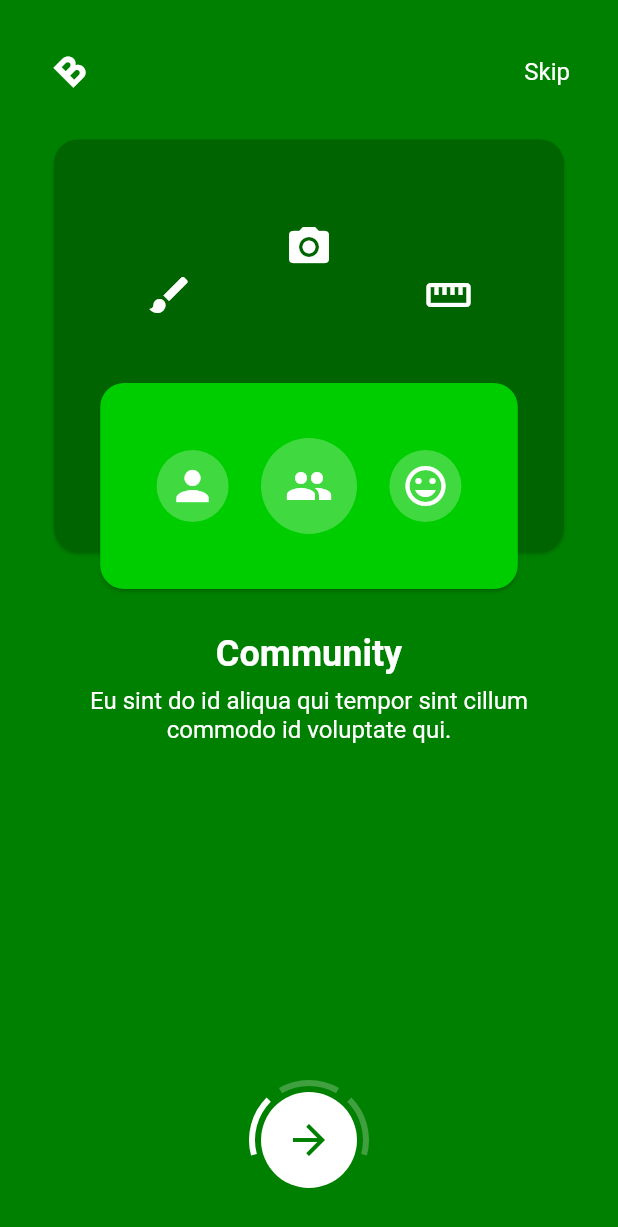
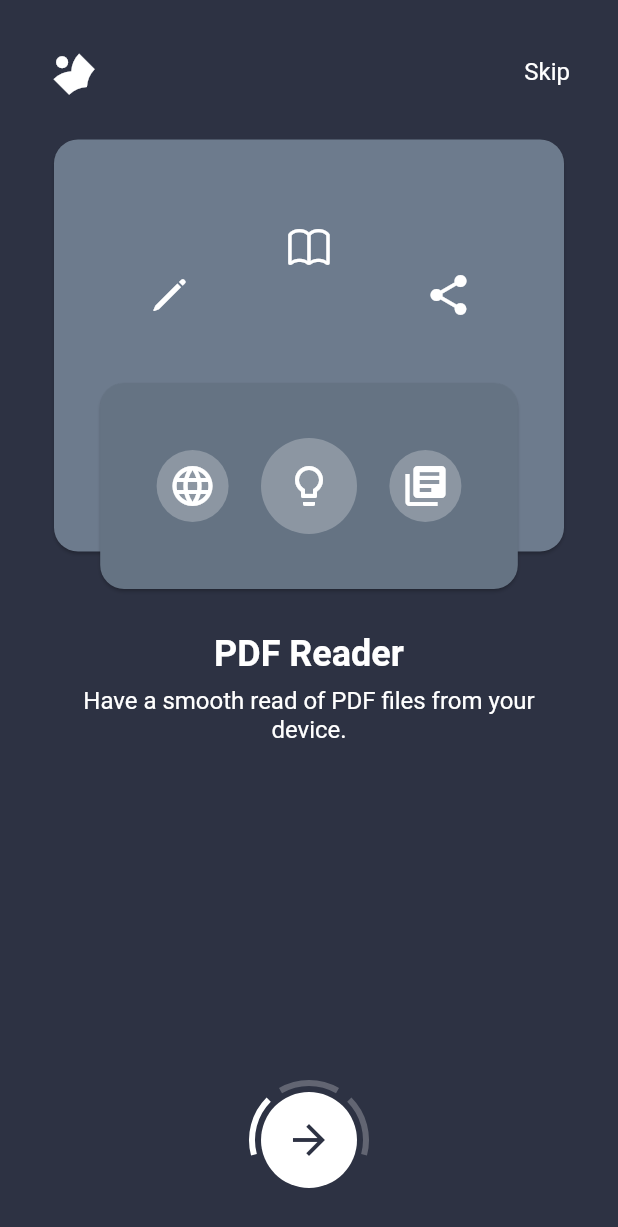
Before and after one commit to godilite/Flutter-PDFReader, a Flutter app: the screen it shows after launch, on a phone screen of 412 x 824 dp. Shown: the top 1227 px of the screen. Run offline on Flutter 3.47's test engine with Material 2 defaults, Android fonts, the phone set to English and light mode, and no system bars; our stand-ins replace permission_handler, shared_preferences; missing offline and left inert: advance_pdf_viewer.

Commit message:
fixed: Intro pages

```diff
--- a/lib/constants.dart
+++ b/lib/constants.dart
@@ -1,9 +1,9 @@
 import 'dart:ui';
 
 // Colors
-const Color kBlue = Color(0xFF008000);
-const Color kLightBlue = Color(0xFF00CD00);
-const Color kDarkBlue = Color(0xFF006400);
+const Color kBlue = Color(0xFF2D3243);
+const Color kLightBlue = Color(0xFF657383);
+const Color kDarkBlue = Color(0xFF6D7B8D);
 const Color kWhite = Color(0xFFFFFFFF);
 const Color kGrey = Color(0xFFF4F5F7);
 const Color kBlack = Color(0xFF2D3243);
--- a/lib/main.dart
+++ b/lib/main.dart
@@ -1,6 +1,8 @@
 import 'package:connect/constants.dart';
+import 'package:connect/screens/homepage.dart';
 import 'package:connect/screens/onboarding/onboarding.dart';
 import 'package:flutter/material.dart';
+import 'package:shared_preferences/shared_preferences.dart';
 
 void main() {
   runApp( MyApp());
@@ -10,21 +12,53 @@ class MyApp extends StatelessWidget {
   @override
   Widget build(BuildContext context) {
     return MaterialApp(
-      title: 'camera',
+      title: 'Open PDF',
       theme: ThemeData(
-        primarySwatch: Colors.blue,
         accentColor: kBlue,
         visualDensity: VisualDensity.adaptivePlatformDensity,
       ),
       debugShowCheckedModeBanner: false,
       home: Builder(
         builder: (BuildContext context) {
-          var screenHeight = MediaQuery.of(context).size.height;
-          return Onboarding(
-            screenHeight: screenHeight,
-          );
+           return LunchScreen();
         },
       ),
     );
   }
 }
+
+class LunchScreen extends StatefulWidget {
+  @override
+  _LunchScreenState createState() => _LunchScreenState();
+}
+
+class _LunchScreenState extends State<LunchScreen> {
+  Future<SharedPreferences> _prefs = SharedPreferences.getInstance();
+  bool _firstLunch = false;
+
+  Future<void> _checkLunch() async {
+    final SharedPreferences prefs = await _prefs;
+    final bool firstLunch = prefs.getBool('first') ?? true;
+    if (firstLunch) {
+      prefs.setBool("first", false);
+    }
+
+    setState(() {
+      _firstLunch = firstLunch;
+    });
+  }
+
+  @override
+  void initState() {
+    super.initState();
+    _checkLunch();
+  }
+
+  @override
+  Widget build(BuildContext context) {
+   var screenHeight = MediaQuery.of(context).size.height;
+    return _firstLunch ? Onboarding(
+            screenHeight: screenHeight,
+   ): HomePage();
+  }
+}
--- a/lib/screens/onboarding/pages/first_slide/dark_card_content.dart
+++ b/lib/screens/onboarding/pages/first_slide/dark_card_content.dart
@@ -1,4 +1,5 @@
 import 'package:connect/constants.dart';
+import 'package:flutter/cupertino.dart';
 import 'package:flutter/material.dart';
 
 class CommunityDarkCardContent extends StatelessWidget {
@@ -10,7 +11,7 @@ class CommunityDarkCardContent extends StatelessWidget {
         Padding(
           padding: const EdgeInsets.only(top: kPaddingL),
           child: Icon(
-            Icons.brush,
+            CupertinoIcons.pen,
             color: kWhite,
             size: 32.0,
           ),
@@ -18,7 +19,7 @@ class CommunityDarkCardContent extends StatelessWidget {
         Padding(
           padding: const EdgeInsets.only(bottom: kPaddingL),
           child: Icon(
-            Icons.camera_alt,
+            CupertinoIcons.book,
             color: kWhite,
             size: 32.0,
           ),
@@ -26,7 +27,7 @@ class CommunityDarkCardContent extends StatelessWidget {
         Padding(
           padding: const EdgeInsets.only(top: kPaddingL),
           child: Icon(
-            Icons.straighten,
+            Icons.share,
             color: kWhite,
             size: 32.0,
           ),
--- a/lib/screens/onboarding/pages/first_slide/light_card_content.dart
+++ b/lib/screens/onboarding/pages/first_slide/light_card_content.dart
@@ -9,15 +9,15 @@ class CommunityLightCardContent extends StatelessWidget {
       mainAxisAlignment: MainAxisAlignment.spaceEvenly,
       children: <Widget>[
         IconContainer(
-          icon: Icons.person,
+          icon: Icons.language,
           padding: kPaddingS,
         ),
         IconContainer(
-          icon: Icons.group,
+          icon: Icons.lightbulb_outline,
           padding: kPaddingM,
         ),
         IconContainer(
-          icon: Icons.insert_emoticon,
+          icon: Icons.library_books,
           padding: kPaddingS,
         ),
       ],
--- a/lib/screens/onboarding/pages/first_slide/text_column.dart
+++ b/lib/screens/onboarding/pages/first_slide/text_column.dart
@@ -5,9 +5,9 @@ class CommunityTextColumn extends StatelessWidget {
   @override
   Widget build(BuildContext context) {
     return TextColumn(
-      title: 'Community',
+      title: 'PDF Reader',
       text:
-          'Eu sint do id aliqua qui tempor sint cillum commodo id voluptate qui.',
+          'Have a smooth read of PDF files from your device.',
     );
   }
 }
--- a/lib/screens/onboarding/pages/second_slide/dark_card_content.dart
+++ b/lib/screens/onboarding/pages/second_slide/dark_card_content.dart
@@ -5,7 +5,7 @@ class EducationDarkCardContent extends StatelessWidget {
   @override
   Widget build(BuildContext context) {
     return Icon(
-      Icons.laptop_mac,
+      Icons.library_books,
       color: kWhite,
       size: 96.0,
     );
--- a/lib/screens/onboarding/pages/second_slide/light_card_content.dart
+++ b/lib/screens/onboarding/pages/second_slide/light_card_content.dart
@@ -17,7 +17,7 @@ class EducationLightCardContent extends StatelessWidget {
           padding: kPaddingM,
         ),
         IconContainer(
-          icon: Icons.straighten,
+          icon: Icons.print,
           padding: kPaddingS,
         ),
       ],
--- a/lib/screens/onboarding/pages/second_slide/text_column.dart
+++ b/lib/screens/onboarding/pages/second_slide/text_column.dart
@@ -5,8 +5,8 @@ class EducationTextColumn extends StatelessWidget {
   @override
   Widget build(BuildContext context) {
     return TextColumn(
-      title: 'Keep learning',
-      text: 'Ipsum magna enim cupidatat culpa elit cillum velit occaecat.',
+      title: 'Scan Documents',
+      text: 'Converts your scanned images to PDF.',
     );
   }
 }
--- a/lib/screens/onboarding/pages/third_slide/text_column.dart
+++ b/lib/screens/onboarding/pages/third_slide/text_column.dart
@@ -5,9 +5,9 @@ class WorkTextColumn extends StatelessWidget {
   @override
   Widget build(BuildContext context) {
     return TextColumn(
-      title: 'Work together',
+      title: 'Fast Printing',
       text:
-          'Adipisicing anim ex excepteur duis quis in tempor eu ullamco adipisicing.',
+          'Send PDFs from your phone to the printer.',
     );
   }
 }
--- a/lib/screens/pdfreader.dart
+++ b/lib/screens/pdfreader.dart
@@ -30,7 +30,7 @@ class _PDFScreenState extends State<PDFScreen> {
         appBar: AppBar(
           title: Text(widget.pathPDF.toString().split('/').last, softWrap: false,
         overflow: TextOverflow.ellipsis,),
-          backgroundColor: kDarkBlue,
+          backgroundColor: kBlue,
           actions: <Widget>[
             IconButton(
               icon: Icon(Icons.share),
@@ -44,7 +44,7 @@ class _PDFScreenState extends State<PDFScreen> {
                   document: document,
                   zoomSteps: 1,
                   lazyLoad: false,
-                  scrollDirection: Axis.vertical,
+          //      scrollDirection: Axis.vertical,
 
                   //uncomment below code to replace bottom navigation with your own
                 navigationBuilder:
--- a/lib/widgets/logo.dart
+++ b/lib/widgets/logo.dart
@@ -17,7 +17,7 @@ class Logo extends StatelessWidget {
     return Transform.rotate(
       angle: -pi / 4,
       child: Icon(
-        Icons.format_bold,
+        Icons.local_library,
         color: color,
         size: size,
       ),
--- a/pubspec.yaml
+++ b/pubspec.yaml
@@ -33,6 +33,7 @@ dependencies:
   provider: ^4.1.2
   permission_handler: ^5.0.0+hotfix.6
   advance_pdf_viewer: any
+  shared_preferences: ^0.5.7+2
   flutter_full_pdf_viewer: ^1.0.6
 dev_dependencies:
   flutter_test:
```
Also changed, not shown: lib/screens/homepage.dart (+29 -8 lines), lib/screens/onboarding/pages/third_slide/dark_card_content.dart (+4 -4 lines), pubspec.lock.
